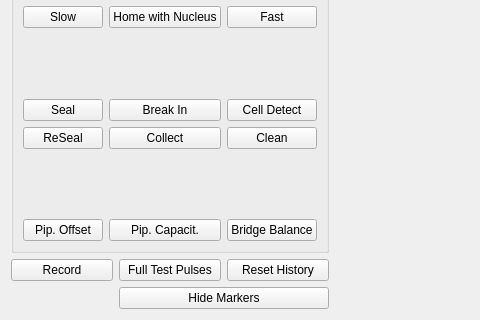
This is acq4/modules/MultiPatch/multipatchTemplate.ui in acq4/acq4 as Qt 5 draws it before an edit; both pictures show x 0 to 480 and y 146 to 466 of the 941 by 466 pixel window. The edited form follows.
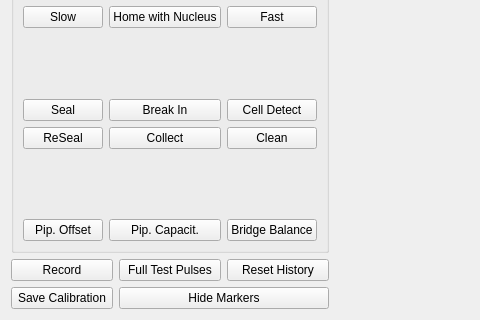
This is the edited form. Custom widgets are drawn as their Qt base class.

Commit message: add a button to toggle calibration-save behavior; better saving

Patch:
```diff
--- a/acq4/modules/MultiPatch/multipatchTemplate.ui
+++ b/acq4/modules/MultiPatch/multipatchTemplate.ui
@@ -268,6 +268,17 @@
      </property>
     </widget>
    </item>
+   <item row="3" column="0">
+    <widget class="QPushButton" name="saveCalibrationsBtn">
+     <property name="text">
+      <string>Save Calibration</string>
+     </property>
+     <property name="checkable">
+      <bool>true</bool>
+     </property>
+    </widget>
+   </item>
+
    <item row="3" column="1" colspan="2">
     <widget class="QPushButton" name="hideMarkersBtn">
      <property name="text">
```
The commit also changes 2 other files.
